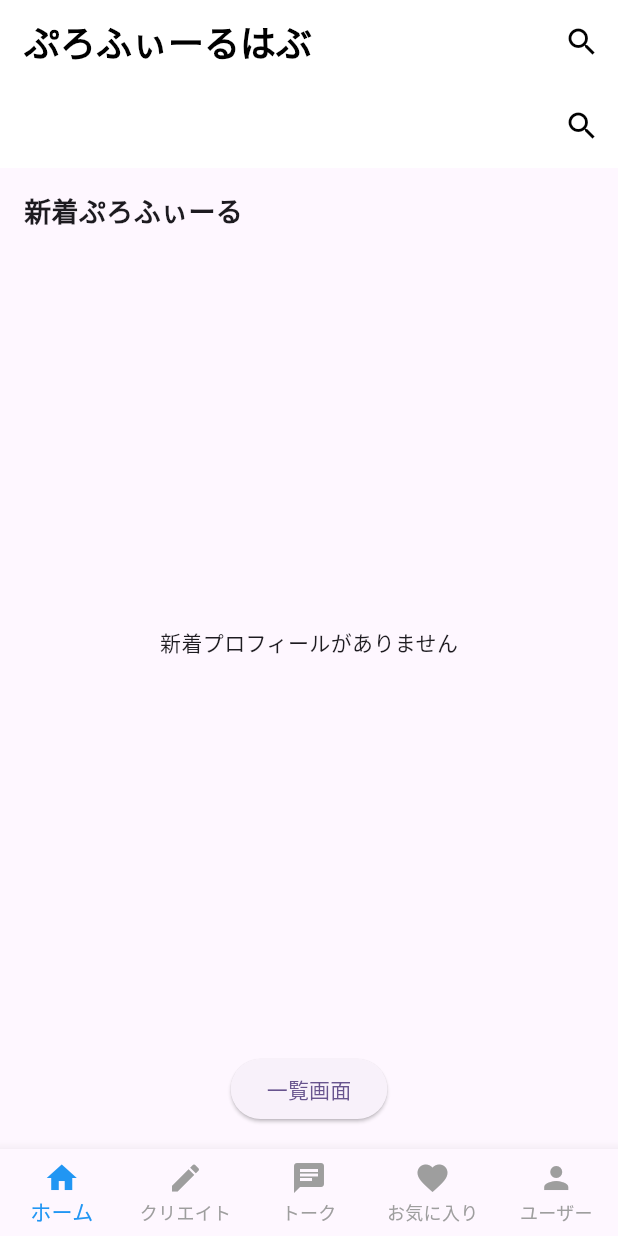
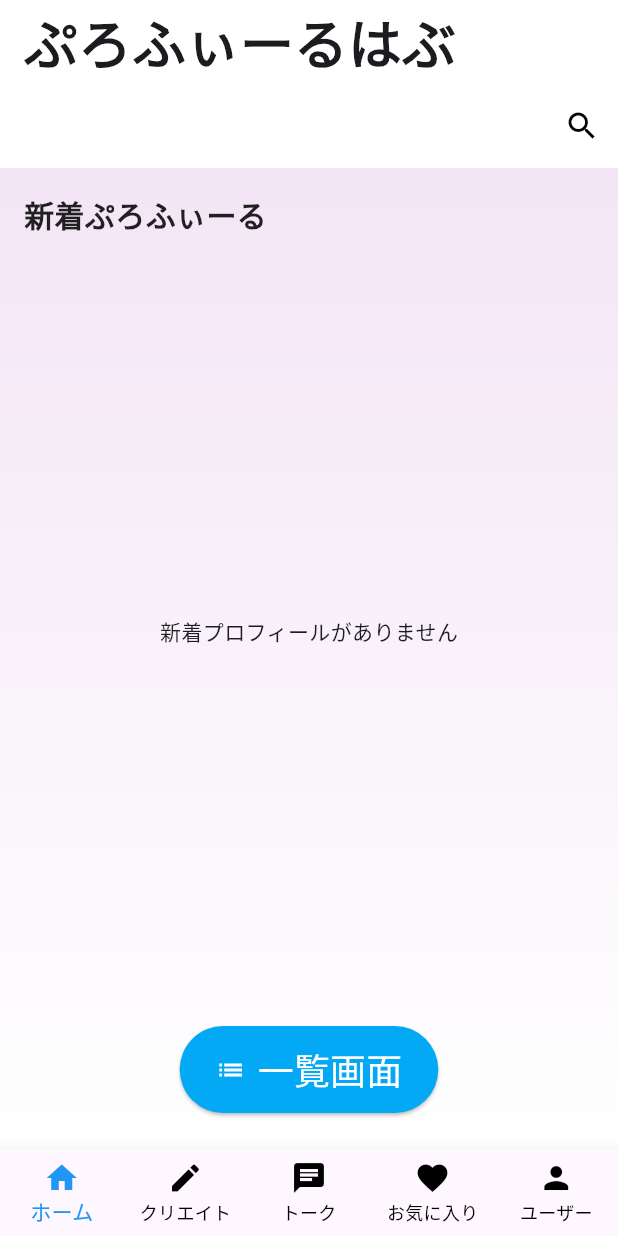
Before and after one commit to jyogi-web/geek2024_vol.22_1, a Flutter app: the screen it shows after launch, on a phone screen of 412 x 824 dp. Run offline on Flutter 3.47's test engine with Material 3 defaults, Android fonts, the phone set to English and light mode, and no system bars; our stand-ins replace cloud_firestore, file_picker, firebase_auth, firebase_core, firebase_storage, flutter_chat_types and 4 more; accounts and stored records are empty.

Commit message:
ホーム画面のUIを少し改善

```diff
--- a/lib/ui/home/HomeScreen.dart
+++ b/lib/ui/home/HomeScreen.dart
@@ -1,9 +1,7 @@
 import 'package:flutter/material.dart';
 import 'package:cloud_firestore/cloud_firestore.dart';
 import 'ProfileCard.dart';
-import 'package:aicharamaker/ui/favorite/favorite_page.dart'; // お気に入り画面のインポート
-import 'package:aicharamaker/ui/home/ProfileListScreen.dart'; // 一覧画面用
-import 'package:aicharamaker/ui/home/ProfileCard.dart'; // カード用
+import 'package:aicharamaker/ui/home/ProfileListScreen.dart';
 
 class HomeScreen extends StatelessWidget {
   @override
@@ -12,25 +10,38 @@ class HomeScreen extends StatelessWidget {
       appBar: AppBar(
         backgroundColor: Colors.white,
         elevation: 0,
-        titleTextStyle: TextStyle(color: Colors.black),
+
         actions: [
           IconButton(
             icon: Icon(Icons.search, color: Colors.black),
             onPressed: () {
-              // 検索機能の処理をここに追加
               showSearch(context: context, delegate: CustomSearchDelegate());
             },
           ),
         ],
       ),
-      body: Column(
+      body: Container(
+        decoration: BoxDecoration(
+          gradient: LinearGradient(
+            colors: [Colors.purple.shade50, Colors.white],
+            begin: Alignment.topCenter,
+            end: Alignment.bottomCenter,
+          ),
+        ),
+        child: Column(
           crossAxisAlignment: CrossAxisAlignment.start,
           children: [
             SizedBox(height: 16),
             Padding(
               padding: EdgeInsets.symmetric(horizontal: 16),
-            child: Text("新着ぷろふぃーる",
-                style: TextStyle(fontSize: 18, fontWeight: FontWeight.bold)),
+              child: Text(
+                "新着ぷろふぃーる",
+                style: TextStyle(
+                  fontSize: 20,
+                  fontWeight: FontWeight.bold,
+                  color: Colors.black87,
+                ),
+              ),
             ),
             Expanded(
               child: StreamBuilder<QuerySnapshot>(
@@ -46,16 +57,15 @@ class HomeScreen extends StatelessWidget {
                   if (!snapshot.hasData || snapshot.data!.docs.isEmpty) {
                     return Center(child: Text("新着プロフィールがありません"));
                   }
-
                   var profiles = snapshot.data!.docs;
-
                   return ListView.builder(
                     itemCount: profiles.length,
                     itemBuilder: (context, index) {
-                    var profile =
-                        profiles[index].data() as Map<String, dynamic>;
-                    return ProfileCard(
-                        profile: profile, documentId: profiles[index].id);
+                      var profile = profiles[index].data() as Map<String, dynamic>;
+                      return Padding(
+                        padding: const EdgeInsets.symmetric(horizontal: 16, vertical: 8),
+                        child: ProfileCard(profile: profile, documentId: profiles[index].id),
+                      );
                     },
                   );
                 },
@@ -63,17 +73,33 @@ class HomeScreen extends StatelessWidget {
             ),
             Center(
               child: ElevatedButton(
+                style: ElevatedButton.styleFrom(
+                  foregroundColor: Colors.white,
+                  backgroundColor: Colors.lightBlue,
+                  shape: RoundedRectangleBorder(
+                    borderRadius: BorderRadius.circular(40),
+                  ),
+                  padding: EdgeInsets.symmetric(horizontal: 24, vertical: 12),
+                ),
                 onPressed: () {
                   Navigator.push(
                     context,
                     MaterialPageRoute(builder: (context) => ProfileListScreen()),
                   );
                 },
-              child: Text("一覧画面"),
+                child: Row(
+                  mainAxisSize: MainAxisSize.min,
+                  children: [
+                    Icon(Icons.list, size: 20),
+                    SizedBox(width: 8),
+                    Text("一覧画面", style: TextStyle(fontSize: 24)),
+                  ],
                 ),
               ),
-          SizedBox(height: 16),
+            ),
+            SizedBox(height: 24),
           ],
+        ),
       ),
     );
   }
--- a/lib/ui/home/home_page.dart
+++ b/lib/ui/home/home_page.dart
@@ -1,19 +1,15 @@
 import 'package:flutter/material.dart';
 import 'package:cloud_firestore/cloud_firestore.dart';
+import 'package:firebase_auth/firebase_auth.dart'; // Firebase Auth をインポート
 
-import 'package:firebase_auth/firebase_auth.dart'; // Firebase Auth をインポート
-import 'package:cloud_firestore/cloud_firestore.dart';
-import 'package:firebase_auth/firebase_auth.dart';
+// 画面遷移のためのWidget
 import 'package:aicharamaker/ui/chat/view/chat_page.dart';
+import 'package:aicharamaker/ui/auth/view/auth_page.dart';
+import 'package:aicharamaker/ui/create/view/create_page.dart';
 import 'package:aicharamaker/ui/home/HomeScreen.dart';
-import 'package:aicharamaker/ui/create/view/create_page.dart';
 import 'package:aicharamaker/ui/favorite/favorite_page.dart';
 import 'package:aicharamaker/ui/home/ProfileCard.dart'; // プロフィールカードのインポート
 import 'package:aicharamaker/ui/home/ProfileDetailScreen.dart'; // プロフィール詳細画面
-import 'package:aicharamaker/ui/auth/view/auth_page.dart';
-import 'package:aicharamaker/ui/user/user_page.dart';
-import 'package:aicharamaker/ui/auth/view/auth_page.dart';
-import 'package:aicharamaker/ui/user/user_page.dart';
 
 class MainScreen extends StatefulWidget {
   @override
@@ -22,31 +18,14 @@ class MainScreen extends StatefulWidget {
 
 class _MainScreenState extends State<MainScreen> {
   int _selectedIndex = 0;
-  Map<String, dynamic>? _selectedProfile;
 
-  @override
-  void initState() {
-    super.initState();
-    _fetchFavoriteProfile(); // お気に入りのキャラを取得
-  }
-
-  void _fetchFavoriteProfile() async {
-    final currentUser = FirebaseAuth.instance.currentUser;
-    if (currentUser == null) return;
-
-    final snapshot = await FirebaseFirestore.instance
-        .collection('users')
-        .doc(currentUser.uid)
-        .collection('likedProfiles')
-        .limit(1) // 最初のお気に入りを取得
-        .get();
-
-    if (snapshot.docs.isNotEmpty) {
-      setState(() {
-        _selectedProfile = snapshot.docs.first.data();
-      });
-    }
-  }
+  final List<Widget> _screens = [
+    HomeScreen(),
+    CreateScreen(),
+    ChatPage(),
+    FavoriteScreen(),
+    AuthPage(),
+  ];
 
   void _onItemTapped(int index) {
     setState(() {
@@ -56,32 +35,15 @@ class _MainScreenState extends State<MainScreen> {
 
   @override
   Widget build(BuildContext context) {
-    final List<Widget> _screens = [
-      HomeScreen(),
-      CreateScreen(),
-      _selectedProfile != null
-          ? ChatPage(profile: _selectedProfile!)
-          : Center(child: Text("お気に入りのキャラがありません")),
-      FavoriteScreen(),
-      UserScreen(),
-    ];
-
     return Scaffold(
       appBar: AppBar(
         title: Text("ぷろふぃーるはぶ",
-            style: TextStyle(fontSize: 24, fontWeight: FontWeight.bold)),
+            style: TextStyle(fontSize: 36, fontWeight: FontWeight.bold)),
         backgroundColor: Colors.white,
         elevation: 0,
-        titleTextStyle: TextStyle(color: Colors.black),
         actions: [
-          IconButton(
-            icon: Icon(Icons.search, color: Colors.black),
-            onPressed: () {
-              // 検索機能の処理をここに追加
-              showSearch(context: context, delegate: CustomSearchDelegate());
-            },
-          ),
-        ],
+
+        ]
       ),
       body: _screens[_selectedIndex],
       bottomNavigationBar: BottomNavigationBar(
@@ -95,7 +57,7 @@ class _MainScreenState extends State<MainScreen> {
         ],
         currentIndex: _selectedIndex,
         selectedItemColor: Colors.blue,
-        unselectedItemColor: Colors.grey,
+        unselectedItemColor: Colors.black,
         onTap: _onItemTapped,
       ),
     );
@@ -113,9 +75,7 @@ class ProfileSearchDelegate extends SearchDelegate {
       },
     );
   }
-
-  final String? userId =
-      FirebaseAuth.instance.currentUser?.uid; // ログインユーザーの ID を取得
+  final String? userId = FirebaseAuth.instance.currentUser?.uid; // ログインユーザーの ID を取得
 
   @override
   List<Widget> buildActions(BuildContext context) {
@@ -128,6 +88,7 @@ class ProfileSearchDelegate extends SearchDelegate {
       ),
     ];
   }
+
 
   @override
   Widget buildResults(BuildContext context) {
@@ -156,8 +117,7 @@ class ProfileSearchDelegate extends SearchDelegate {
           itemCount: profiles.length,
           itemBuilder: (context, index) {
             var profileData = profiles[index].data() as Map<String, dynamic>;
-            return ProfileCard(
-                profile: profileData, documentId: profiles[index].id);
+            return ProfileCard(profile: profileData, documentId: profiles[index].id);
           },
         );
       },
@@ -166,6 +126,7 @@ class ProfileSearchDelegate extends SearchDelegate {
 
   @override
   Widget buildSuggestions(BuildContext context) {
+
     if (userId == null) {
       return Center(child: Text("ログインしてください"));
     }
@@ -195,8 +156,7 @@ class ProfileSearchDelegate extends SearchDelegate {
                 Navigator.push(
                   context,
                   MaterialPageRoute(
-                    builder: (context) =>
-                        ProfileDetailScreen(documentId: profiles[index].id),
+                    builder: (context) => ProfileDetailScreen(documentId: profiles[index].id),
                   ),
                 );
               },
```
Also changed, not shown: lib/ui/home/ProfileDetailScreen.dart (+48 -14 lines). Lines whose indentation alone changed are shown as unchanged.
